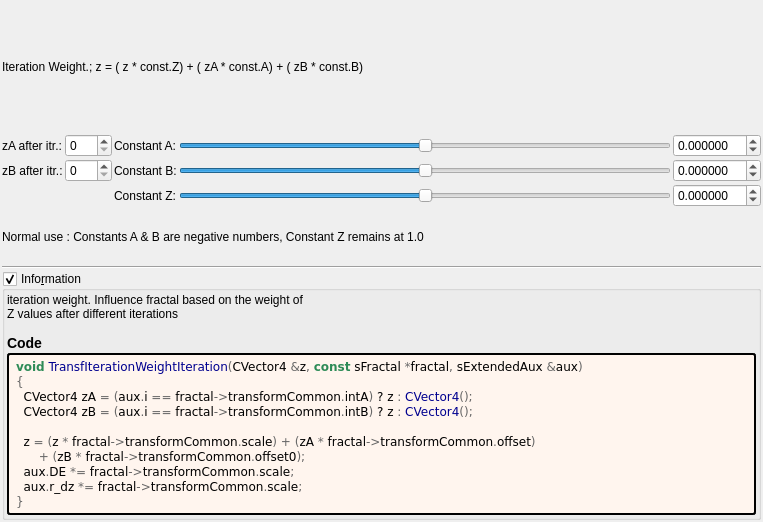
Qt form mandelbulber2/formula/ui/fractal_transf_iteration_weight.ui (buddhi1980/mandelbulber2) before a commit.
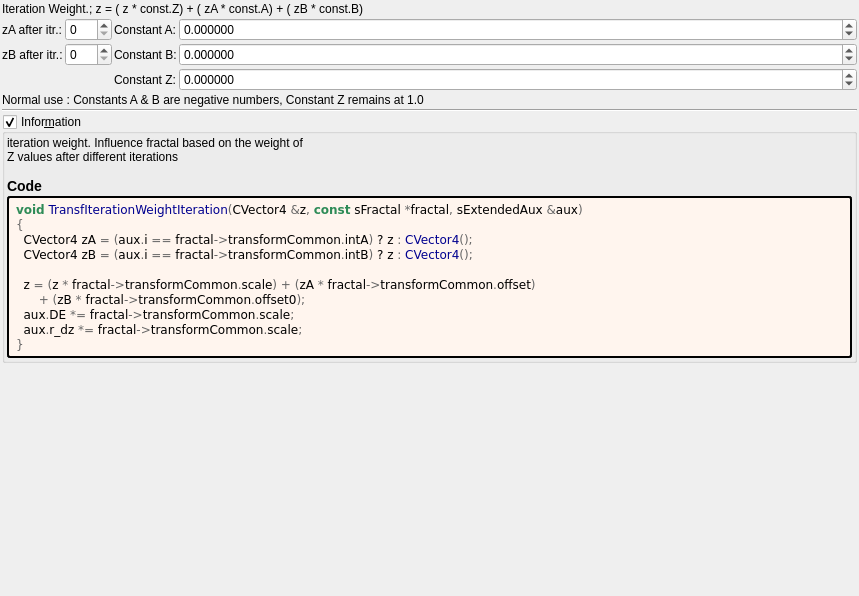
The same form after that commit. Custom widgets are drawn as their Qt base class.

```diff
--- a/mandelbulber2/formula/ui/fractal_transf_iteration_weight.ui
+++ b/mandelbulber2/formula/ui/fractal_transf_iteration_weight.ui
@@ -6,8 +6,8 @@
    <rect>
     <x>0</x>
     <y>0</y>
-    <width>763</width>
-    <height>522</height>
+    <width>859</width>
+    <height>596</height>
    </rect>
   </property>
   <property name="windowTitle">
@@ -34,60 +34,32 @@
      <property name="text">
       <string>Iteration Weight.; z = ( z * const.Z) + ( zA * const.A) + ( zB * const.B)</string>
      </property>
+     <property name="wordWrap">
+      <bool>true</bool>
+     </property>
     </widget>
    </item>
    <item>
-    <layout class="QGridLayout" name="gridLayout_31">
+    <layout class="QGridLayout" name="gridLayout_31" columnstretch="0,0,0,1">
      <property name="spacing">
       <number>2</number>
      </property>
-     <item row="2" column="4">
-      <widget class="MyDoubleSpinBox" name="spinbox_transf_scale">
+     <item row="0" column="1">
+      <widget class="MySpinBox" name="spinboxInt_transf_int_A">
        <property name="sizePolicy">
         <sizepolicy hsizetype="Minimum" vsizetype="Maximum">
          <horstretch>0</horstretch>
          <verstretch>0</verstretch>
         </sizepolicy>
        </property>
-       <property name="prefix">
-        <string/>
-       </property>
-       <property name="suffix">
-        <string/>
-       </property>
-       <property name="decimals">
-        <number>6</number>
-       </property>
        <property name="minimum">
-        <double>-99.989999999999995</double>
+        <number>0</number>
        </property>
        <property name="maximum">
-        <double>99.989999999999995</double>
+        <number>250</number>
        </property>
-       <property name="singleStep">
-        <double>0.100000000000000</double>
-       </property>
-      </widget>
-     </item>
-     <item row="2" column="3">
-      <widget class="QSlider" name="slider_transf_scale">
-       <property name="sizePolicy">
-        <sizepolicy hsizetype="Expanding" vsizetype="Maximum">
-         <horstretch>0</horstretch>
-         <verstretch>0</verstretch>
-        </sizepolicy>
-       </property>
-       <property name="minimum">
-        <number>-5000000</number>
-       </property>
-       <property name="maximum">
-        <number>5000000</number>
-       </property>
-       <property name="singleStep">
-        <number>1</number>
-       </property>
-       <property name="orientation">
-        <enum>Qt::Horizontal</enum>
+       <property name="value">
+        <number>0</number>
        </property>
       </widget>
      </item>
@@ -104,35 +76,7 @@
        </property>
       </widget>
      </item>
-     <item row="0" column="4">
-      <widget class="MyDoubleSpinBox" name="spinbox_transf_offset">
-       <property name="sizePolicy">
-        <sizepolicy hsizetype="Minimum" vsizetype="Maximum">
-         <horstretch>0</horstretch>
-         <verstretch>0</verstretch>
-        </sizepolicy>
-       </property>
-       <property name="prefix">
-        <string/>
-       </property>
-       <property name="suffix">
-        <string/>
-       </property>
-       <property name="decimals">
-        <number>6</number>
-       </property>
-       <property name="minimum">
-        <double>-99.989999999999995</double>
-       </property>
-       <property name="maximum">
-        <double>99.989999999999995</double>
-       </property>
-       <property name="singleStep">
-        <double>0.100000000000000</double>
-       </property>
-      </widget>
-     </item>
-     <item row="1" column="4">
+     <item row="1" column="3">
       <widget class="MyDoubleSpinBox" name="spinbox_transf_offset_0">
        <property name="sizePolicy">
         <sizepolicy hsizetype="Minimum" vsizetype="Maximum">
@@ -160,39 +104,13 @@
        </property>
       </widget>
      </item>
-     <item row="1" column="2">
-      <widget class="QLabel" name="label_43">
+     <item row="3" column="0" colspan="4">
+      <widget class="QLabel" name="label">
        <property name="text">
-        <string>Constant B:</string>
+        <string>Normal use : Constants A &amp; B are negative numbers, Constant Z remains at 1.0</string>
        </property>
-      </widget>
-     </item>
-     <item row="1" column="0">
-      <widget class="QLabel" name="label_77">
-       <property name="text">
-        <string>zB after itr.:</string>
-       </property>
-      </widget>
-     </item>
-     <item row="0" column="3">
-      <widget class="QSlider" name="slider_transf_offset">
-       <property name="sizePolicy">
-        <sizepolicy hsizetype="Preferred" vsizetype="Preferred">
-         <horstretch>0</horstretch>
-         <verstretch>0</verstretch>
-        </sizepolicy>
-       </property>
-       <property name="minimum">
-        <number>-5000000</number>
-       </property>
-       <property name="maximum">
-        <number>5000000</number>
-       </property>
-       <property name="singleStep">
-        <number>1</number>
-       </property>
-       <property name="orientation">
-        <enum>Qt::Horizontal</enum>
+       <property name="wordWrap">
+        <bool>true</bool>
        </property>
       </widget>
      </item>
@@ -203,10 +121,38 @@
        </property>
       </widget>
      </item>
-     <item row="2" column="2">
-      <widget class="QLabel" name="label_63">
+     <item row="2" column="3">
+      <widget class="MyDoubleSpinBox" name="spinbox_transf_scale">
+       <property name="sizePolicy">
+        <sizepolicy hsizetype="Minimum" vsizetype="Maximum">
+         <horstretch>0</horstretch>
+         <verstretch>0</verstretch>
+        </sizepolicy>
+       </property>
+       <property name="prefix">
+        <string/>
+       </property>
+       <property name="suffix">
+        <string/>
+       </property>
+       <property name="decimals">
+        <number>6</number>
+       </property>
+       <property name="minimum">
+        <double>-99.989999999999995</double>
+       </property>
+       <property name="maximum">
+        <double>99.989999999999995</double>
+       </property>
+       <property name="singleStep">
+        <double>0.100000000000000</double>
+       </property>
+      </widget>
+     </item>
+     <item row="1" column="0">
+      <widget class="QLabel" name="label_77">
        <property name="text">
-        <string>Constant Z:</string>
+        <string>zB after itr.:</string>
        </property>
       </widget>
      </item>
@@ -217,51 +163,45 @@
        </property>
       </widget>
      </item>
-     <item row="1" column="3">
-      <widget class="QSlider" name="slider_transf_offset_0">
-       <property name="sizePolicy">
-        <sizepolicy hsizetype="Expanding" vsizetype="Maximum">
-         <horstretch>0</horstretch>
-         <verstretch>0</verstretch>
-        </sizepolicy>
-       </property>
-       <property name="minimum">
-        <number>-5000000</number>
-       </property>
-       <property name="maximum">
-        <number>5000000</number>
-       </property>
-       <property name="singleStep">
-        <number>1</number>
-       </property>
-       <property name="orientation">
-        <enum>Qt::Horizontal</enum>
+     <item row="2" column="2">
+      <widget class="QLabel" name="label_63">
+       <property name="text">
+        <string>Constant Z:</string>
        </property>
       </widget>
      </item>
-     <item row="0" column="1">
-      <widget class="MySpinBox" name="spinboxInt_transf_int_A">
+     <item row="0" column="3">
+      <widget class="MyDoubleSpinBox" name="spinbox_transf_offset">
        <property name="sizePolicy">
         <sizepolicy hsizetype="Minimum" vsizetype="Maximum">
          <horstretch>0</horstretch>
          <verstretch>0</verstretch>
         </sizepolicy>
        </property>
+       <property name="prefix">
+        <string/>
+       </property>
+       <property name="suffix">
+        <string/>
+       </property>
+       <property name="decimals">
+        <number>6</number>
+       </property>
        <property name="minimum">
-        <number>0</number>
+        <double>-99.989999999999995</double>
        </property>
        <property name="maximum">
-        <number>250</number>
+        <double>99.989999999999995</double>
        </property>
-       <property name="value">
-        <number>0</number>
+       <property name="singleStep">
+        <double>0.100000000000000</double>
        </property>
       </widget>
      </item>
-     <item row="3" column="0" colspan="5">
-      <widget class="QLabel" name="label">
+     <item row="1" column="2">
+      <widget class="QLabel" name="label_43">
        <property name="text">
-        <string>Normal use : Constants A &amp; B are negative numbers, Constant Z remains at 1.0</string>
+        <string>Constant B:</string>
        </property>
       </widget>
      </item>
@@ -277,7 +217,7 @@
    <item>
     <widget class="MyGroupBox" name="groupCheck_info">
      <property name="title">
-      <string>Info&amp;rmation</string>
+      <string>Infor&amp;mation</string>
      </property>
      <property name="flat">
       <bool>false</bool>
@@ -353,6 +293,19 @@
      </layout>
     </widget>
    </item>
+   <item>
+    <spacer name="verticalSpacer">
+     <property name="orientation">
+      <enum>Qt::Vertical</enum>
+     </property>
+     <property name="sizeHint" stdset="0">
+      <size>
+       <width>20</width>
+       <height>40</height>
+      </size>
+     </property>
+    </spacer>
+   </item>
   </layout>
  </widget>
  <customwidgets>
```
Left out of the diff: 5 changed lines with no effect on the pictures.
